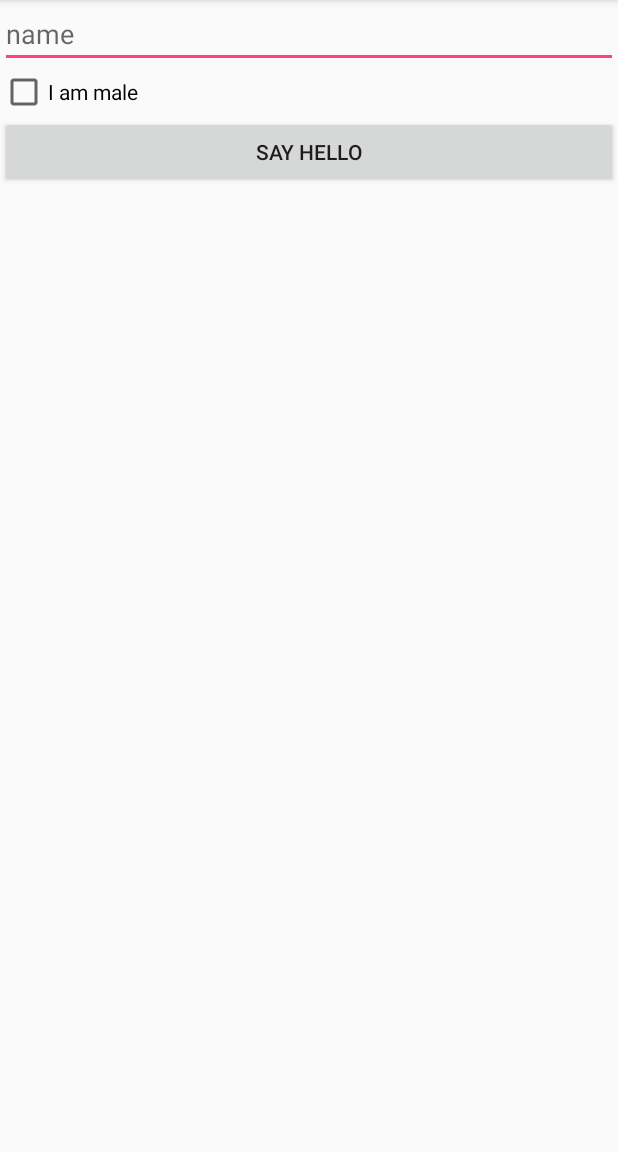
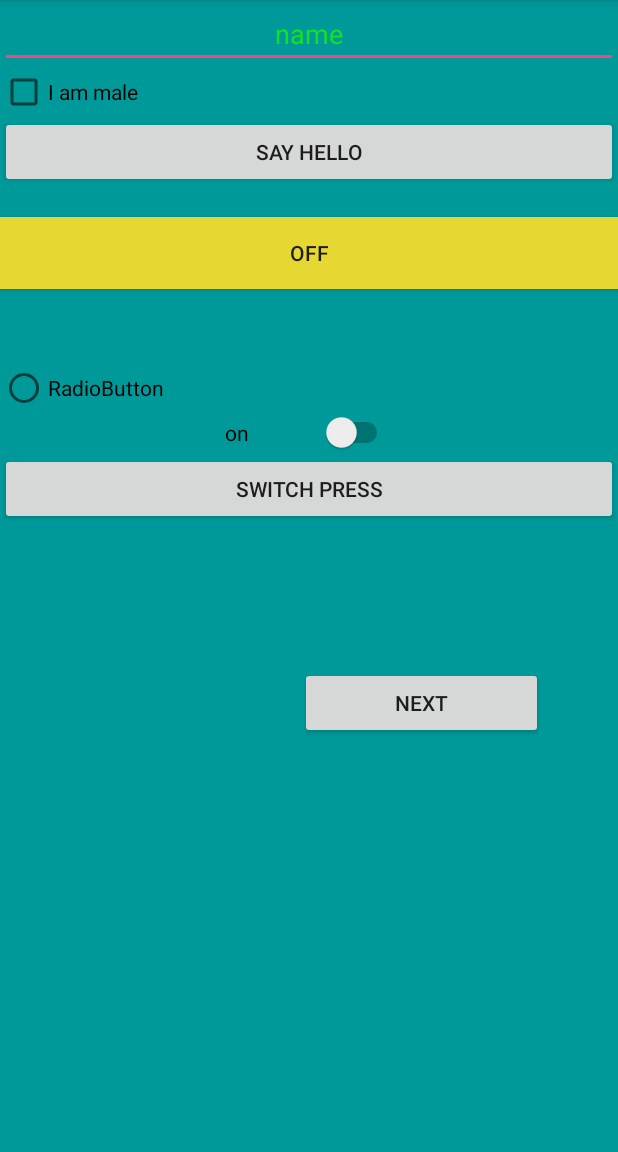
Before and after one commit to mohomigos14959595/stickermaker, an Android app: the screen it shows after launch (MainActivity), on a phone screen of 412 x 824 dp, the part 84-1236 px from its top. Run offline under Robolectric (Android 15) with nearby library versions, the phone set to English and light mode, and no system bars; 1 statement that could not run was skipped.

Commit message:
accepted program

```diff
--- a/Findstuff/app/src/main/res/layout/findview.xml
+++ b/Findstuff/app/src/main/res/layout/findview.xml
@@ -2,13 +2,17 @@
 <LinearLayout xmlns:android="http://schemas.android.com/apk/res/android"
     android:orientation="vertical" android:layout_width="match_parent"
     android:layout_height="match_parent"
+    android:background="#099"
     >
+
 
     <EditText
         android:layout_width="match_parent"
         android:layout_height="wrap_content"
         android:hint="name"
         android:id="@+id/name"
+        android:gravity="center"
+        android:textColorHint="#13e222"
        />
     <CheckBox
     android:layout_width="match_parent"
@@ -28,4 +32,58 @@
         android:id="@+id/text2"
        />
 
+    <ToggleButton
+        android:text="ToggleButton"
+        android:layout_width="match_parent"
+        android:layout_height="wrap_content"
+        android:id="@+id/toggleButton1"
+        android:onClick="heat"
+        android:background="#e6d732"
+        />
+    <TextView
+        android:layout_width="match_parent"
+        android:layout_height="50dp"
+
+        android:id="@+id/texttoggle"/>
+
+    <RadioButton
+        android:text="RadioButton"
+        android:layout_width="match_parent"
+        android:layout_height="wrap_content"
+        android:id="@+id/radioButton" />
+
+
+
+
+
+    <Switch
+        android:text="on"
+        android:layout_width="match_parent"
+        android:layout_height="wrap_content"
+        android:id="@+id/switch1"
+        android:layout_marginRight="150dp"
+        android:layout_marginLeft="150dp"
+
+        />
+    <Button
+        android:layout_width="match_parent"
+        android:layout_height="wrap_content"
+        android:id="@+id/controlswitch"
+        android:onClick="switchh"
+        android:text="switch press"/>
+    <TextView
+        android:layout_width="match_parent"
+        android:layout_height="wrap_content"
+        android:id="@+id/text3"/>
+    <Button
+        android:layout_width="match_parent"
+        android:layout_height="wrap_content"
+        android:text="next"
+        android:onClick="next"
+        android:layout_marginLeft="200dp"
+        android:layout_marginTop="75dp"
+        android:layout_marginRight="50dp"
+        />
+
+
 </LinearLayout>
```
Also changed, not shown: Findstuff/app/src/main/java/com/example/sazgar/findstuff/MainActivity.java (+49 -1 lines), Findstuff/app/src/main/res/drawable/birds.jpg (added).
